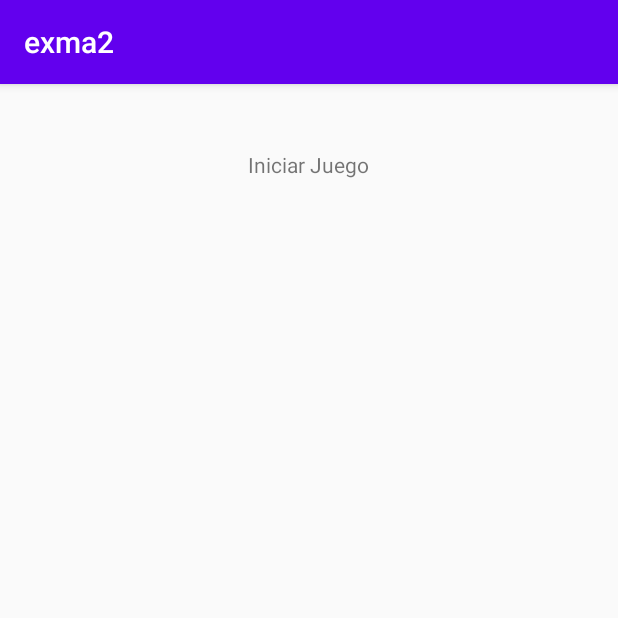
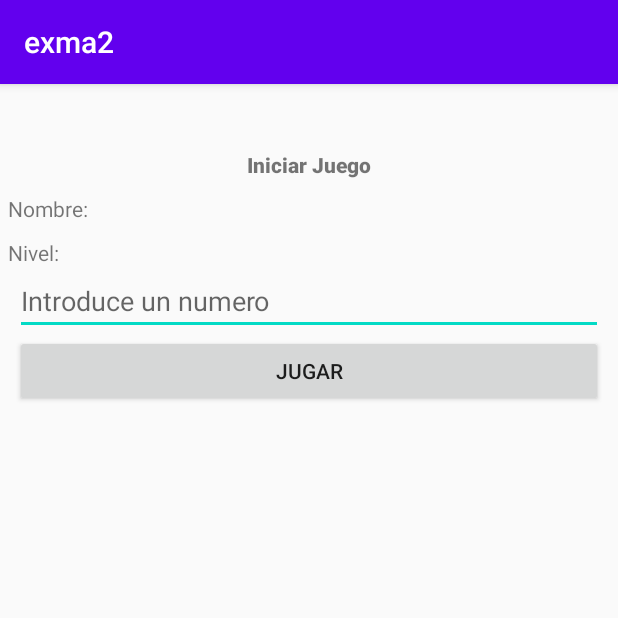
Before and after one commit to Andhony/exma2, an Android app: the screen it shows after launch (InicioJuego), after a tap on "INICIAR JUEGO", on a phone screen of 412 x 824 dp, the top half of it. Run offline under Robolectric (Android 15) with nearby library versions, the phone set to English and light mode, and no system bars.

Commit message:
Interfaz de juego

```diff
--- a/app/src/main/java/com/uso/exma2/MainActivity.java
+++ b/app/src/main/java/com/uso/exma2/MainActivity.java
@@ -5,13 +5,47 @@ import androidx.appcompat.app.AppCompatActivity;
 import android.content.Intent;
 import android.os.Bundle;
 import android.view.View;
+import android.widget.Button;
 
 public class MainActivity extends AppCompatActivity {
+    Button btnJuego;
+    Button btnConfig;
+    Button btnPuntaje;
 
     @Override
     protected void onCreate(Bundle savedInstanceState) {
         super.onCreate(savedInstanceState);
         setContentView(R.layout.activity_main);
+        this.btnJuego = findViewById(R.id.btnjuego);
+        this.btnConfig = findViewById(R.id.btnconfiguracion);
+        this.btnPuntaje = findViewById(R.id.btnpuntaje);
+
+        this.btnJuego.setOnClickListener(new View.OnClickListener(){
+            @Override
+            public void onClick(View view){
+                Intent mIntent = new Intent(MainActivity.this,InicioJuego.class);
+                startActivity(mIntent);
+            }
+
+        });
+
+        this.btnPuntaje.setOnClickListener(new View.OnClickListener(){
+            @Override
+            public void onClick(View view){
+                Intent mIntent = new Intent(MainActivity.this,ScoreActivity.class);
+                startActivity(mIntent);
+            }
+
+        });
+
+        this.btnConfig.setOnClickListener(new View.OnClickListener(){
+            @Override
+            public void onClick(View view){
+                Intent mIntent = new Intent(MainActivity.this,Configuraciones.class);
+                startActivity(mIntent);
+            }
+
+        });
     }
 
     public void configuraciones_onClick(View v){
--- a/app/src/main/res/layout/activity_inicio_juego.xml
+++ b/app/src/main/res/layout/activity_inicio_juego.xml
@@ -1,51 +1,119 @@
 <?xml version="1.0" encoding="utf-8"?>
-<androidx.constraintlayout.widget.ConstraintLayout xmlns:android="http://schemas.android.com/apk/res/android"
+<LinearLayout xmlns:android="http://schemas.android.com/apk/res/android"
     xmlns:app="http://schemas.android.com/apk/res-auto"
     xmlns:tools="http://schemas.android.com/tools"
     android:layout_width="match_parent"
     android:layout_height="match_parent"
+    android:orientation="vertical"
     tools:context=".InicioJuego">
 
-    <TextView
-        android:id="@+id/label_Hola"
-        android:layout_width="wrap_content"
-        android:layout_height="wrap_content"
-        app:layout_constraintBottom_toBottomOf="parent"
-        app:layout_constraintEnd_toEndOf="parent"
-        app:layout_constraintHorizontal_bias="0.529"
-        app:layout_constraintStart_toStartOf="parent"
-        app:layout_constraintTop_toTopOf="parent" />
+    <LinearLayout
+        android:layout_width="match_parent"
+        android:layout_height="match_parent"
+        android:orientation="vertical">
 
         <TextView
             android:id="@+id/textView2"
-        android:layout_width="wrap_content"
+            android:layout_width="match_parent"
             android:layout_height="wrap_content"
             android:layout_marginTop="44dp"
+            android:fontFamily="sans-serif-black"
+            android:gravity="center|center_horizontal|center_vertical"
             android:text="@string/IniciarJuego"
             app:layout_constraintEnd_toEndOf="parent"
             app:layout_constraintHorizontal_bias="0.498"
             app:layout_constraintStart_toStartOf="parent"
             app:layout_constraintTop_toTopOf="parent" />
 
+        <TableLayout
+            android:layout_width="match_parent"
+            android:layout_height="wrap_content">
+
+            <TableRow
+                android:layout_width="match_parent"
+                android:layout_height="wrap_content">
+
+                <TextView
+                    android:id="@+id/labelName"
+                    android:layout_width="wrap_content"
+                    android:layout_height="wrap_content"
+                    android:layout_marginLeft="5dp"
+                    android:layout_marginTop="10dp"
+                    android:text="Nombre:" />
+
+                <TextView
+                    android:id="@+id/lblNickname"
+                    android:layout_width="wrap_content"
+                    android:layout_height="wrap_content"
+                    android:layout_marginLeft="10dp"
+                    android:layout_marginTop="10dp"
+                    android:text="TextView"
+                    app:layout_constraintEnd_toEndOf="parent"
+                    app:layout_constraintHorizontal_bias="0.249"
+                    app:layout_constraintStart_toStartOf="parent"
+                    app:layout_constraintTop_toTopOf="parent" />
+            </TableRow>
+
+            <TableRow
+                android:layout_width="match_parent"
+                android:layout_height="match_parent">
+
+                <TextView
+                    android:id="@+id/textView4"
+                    android:layout_width="wrap_content"
+                    android:layout_height="wrap_content"
+                    android:layout_marginLeft="5dp"
+                    android:layout_marginTop="10dp"
+                    android:text="Nivel:" />
+
                 <TextView
                     android:id="@+id/lblNivel"
                     android:layout_width="wrap_content"
                     android:layout_height="wrap_content"
-        android:layout_marginTop="100dp"
+                    android:layout_marginLeft="10dp"
+                    android:layout_marginTop="10dp"
+                    android:gravity="center"
                     android:text="TextView"
                     app:layout_constraintEnd_toEndOf="parent"
                     app:layout_constraintHorizontal_bias="0.745"
                     app:layout_constraintStart_toStartOf="parent"
                     app:layout_constraintTop_toTopOf="parent" />
+            </TableRow>
 
-    <TextView
-        android:id="@+id/lblNickname"
+        </TableLayout>
+
+        <LinearLayout
+            android:layout_width="match_parent"
+            android:layout_height="wrap_content"
+            android:orientation="horizontal">
+
+            <EditText
+                android:id="@+id/editTextNumber"
                 android:layout_width="wrap_content"
                 android:layout_height="wrap_content"
-        android:layout_marginTop="100dp"
-        android:text="TextView"
-        app:layout_constraintEnd_toEndOf="parent"
-        app:layout_constraintHorizontal_bias="0.249"
-        app:layout_constraintStart_toStartOf="parent"
-        app:layout_constraintTop_toTopOf="parent" />
-</androidx.constraintlayout.widget.ConstraintLayout>
+                android:layout_marginLeft="10dp"
+                android:layout_marginRight="10dp"
+                android:layout_weight="1"
+                android:ems="10"
+                android:hint="Introduce un numero"
+                android:inputType="number" />
+        </LinearLayout>
+
+        <LinearLayout
+            android:layout_width="match_parent"
+            android:layout_height="wrap_content"
+            android:layout_marginLeft="10dp"
+            android:layout_marginRight="10dp">
+
+            <Button
+                android:id="@+id/btnAceptar"
+                android:layout_width="match_parent"
+                android:layout_height="wrap_content"
+                android:layout_weight="1"
+                android:text="Jugar" />
+
+        </LinearLayout>
+
+    </LinearLayout>
+
+</LinearLayout>
--- a/app/src/main/res/layout/activity_score.xml
+++ b/app/src/main/res/layout/activity_score.xml
@@ -1,27 +1,35 @@
 <?xml version="1.0" encoding="utf-8"?>
-<LinearLayout xmlns:android="http://schemas.android.com/apk/res/android"
+    <LinearLayout xmlns:android="http://schemas.android.com/apk/res/android"
     xmlns:app="http://schemas.android.com/apk/res-auto"
     xmlns:tools="http://schemas.android.com/tools"
     android:layout_width="match_parent"
     android:layout_height="match_parent"
-    tools:context=".ScoreActivity">
+    tools:context=".ScoreActivity"
+        android:orientation="horizontal">
 
     <LinearLayout
-        android:layout_width="409dp"
-        android:layout_height="729dp"
-        android:orientation="vertical"
+        android:layout_width="match_parent"
+        android:layout_height="match_parent"
+        android:orientation="horizontal"
         tools:layout_editor_absoluteX="1dp"
-        tools:layout_editor_absoluteY="1dp">
+        tools:layout_editor_absoluteY="100dp">
 
         <TextView
             android:id="@+id/label_BestScores"
             android:layout_width="match_parent"
             android:layout_height="wrap_content"
-            android:layout_marginTop="40dp"
+            android:layout_marginTop="5dp"
             android:fontFamily="sans-serif-black"
             android:gravity="center|center_vertical"
+            android:text="@string/puntajes"
             android:textSize="18sp"
-            android:textStyle="bold" />
+            android:textStyle="bold"
+            app:layout_constraintBottom_toBottomOf="parent"
+            app:layout_constraintEnd_toEndOf="parent"
+            app:layout_constraintHorizontal_bias="1.0"
+            app:layout_constraintStart_toStartOf="parent"
+            app:layout_constraintTop_toTopOf="parent"
+            app:layout_constraintVertical_bias="0.035" />
+    </LinearLayout>
 
-    </LinearLayout>
 </LinearLayout>
```
Lines whose indentation alone changed are shown as unchanged.
